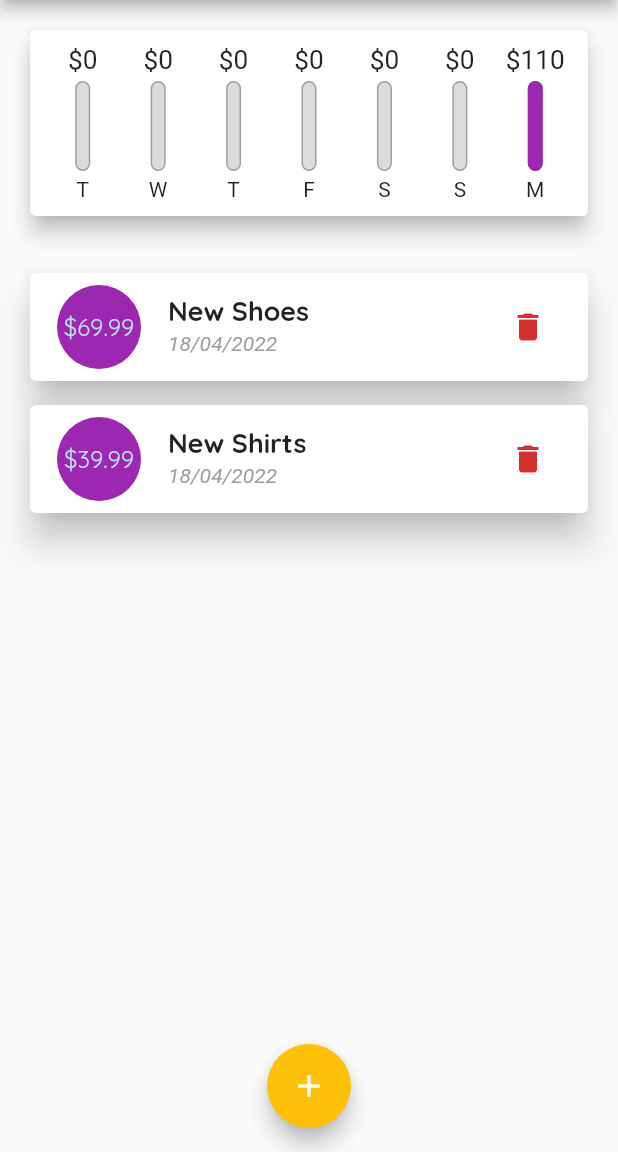
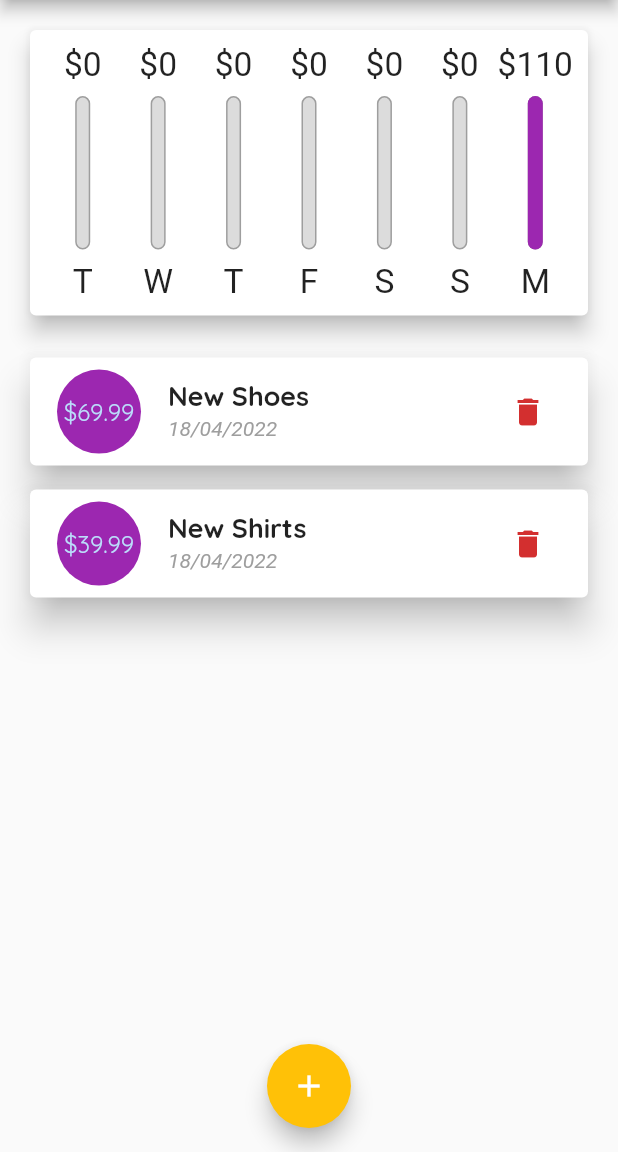
Before and after one commit to pliniogim/gasto, a Flutter app: the screen it shows after launch, on a phone screen of 412 x 824 dp, the part 84-1236 px from its top. Run offline on Flutter 3.47's test engine with Material 2 defaults, Android fonts, the phone set to English and light mode, and no system bars.

Commit message:
20220418

```diff
--- a/lib/home/gasto_home.dart
+++ b/lib/home/gasto_home.dart
@@ -82,8 +82,7 @@
 
   @override
   Widget build(BuildContext context) {
-    return Scaffold(
-      appBar: AppBar(
+    var appBar = AppBar(
       title: const Text(
         'Personal Expenses',
         //or appbar theme data
@@ -96,16 +95,23 @@
           icon: const Icon(Icons.add),
         )
       ],
-      ),
+    );
+    return Scaffold(
+      appBar: appBar,
       body: SingleChildScrollView(
         child: Column(
           mainAxisAlignment: MainAxisAlignment.start,
           crossAxisAlignment: CrossAxisAlignment.stretch,
           children: <Widget>[
-            Chart(_recentTransactions),
-            const SizedBox(
-              height: 10,
-            ),
+            SizedBox(
+                height: (MediaQuery.of(context).size.height -
+                        appBar.preferredSize.height -
+                        MediaQuery.of(context).padding.top) *
+                    0.3,
+                child: Chart(_recentTransactions)),
+            // const SizedBox(
+            //   height: 10,
+            // ),
             //split
             // Card(
             //   elevation: 10,
@@ -157,7 +163,13 @@
             //split2
             // NewTransaction(),
             // TransactionList(),
-            TransactionList(_userTransactions, _deleteTransaction),
+            SizedBox(
+              child: TransactionList(_userTransactions, _deleteTransaction),
+              height: (MediaQuery.of(context).size.height -
+                      appBar.preferredSize.height -
+                      MediaQuery.of(context).padding.top) *
+                  0.7,
+            ),
             //split
             // Column(
             //   children: transactions
--- a/lib/home/widgets/chart_bar.dart
+++ b/lib/home/widgets/chart_bar.dart
@@ -11,15 +11,18 @@
 
   @override
   Widget build(BuildContext context) {
+    return LayoutBuilder(builder: ((context, constraints) {
       return Column(
         children: [
           SizedBox(
-            height: 20,
+              height: constraints.maxHeight * 0.15,
               child: FittedBox(
                   child: Text('\$${spendingAmount.toStringAsFixed(0)}'))),
-        const SizedBox(height: 4),
           SizedBox(
-          height: 60,
+            height: constraints.maxHeight * 0.05,
+          ),
+          SizedBox(
+            height: constraints.maxHeight * 0.6,
             width: 10,
             child: Stack(children: [
               Container(
@@ -39,9 +42,17 @@
               )
             ]),
           ),
-        const SizedBox(height: 4),
-        Text(label),
+          SizedBox(
+            height: constraints.maxHeight * 0.05,
+          ),
+          SizedBox(
+            height: constraints.maxHeight * 0.15,
+            child: FittedBox(
+              child: Text(label),
+            ),
+          ),
         ],
       );
+    }));
   }
 }
--- a/lib/home/widgets/transaction_list.dart
+++ b/lib/home/widgets/transaction_list.dart
@@ -22,9 +22,7 @@
 
   @override
   Widget build(BuildContext context) {
-    return SizedBox(
-      height: 450,
-      child: transactions.isEmpty
+    return transactions.isEmpty
         ? Column(
             children: <Widget>[
               Text(
@@ -196,7 +194,6 @@
             // ),
             // )
             // .toList(),
-            ),
           );
   }
 }
```
Lines whose indentation alone changed are shown as unchanged.
